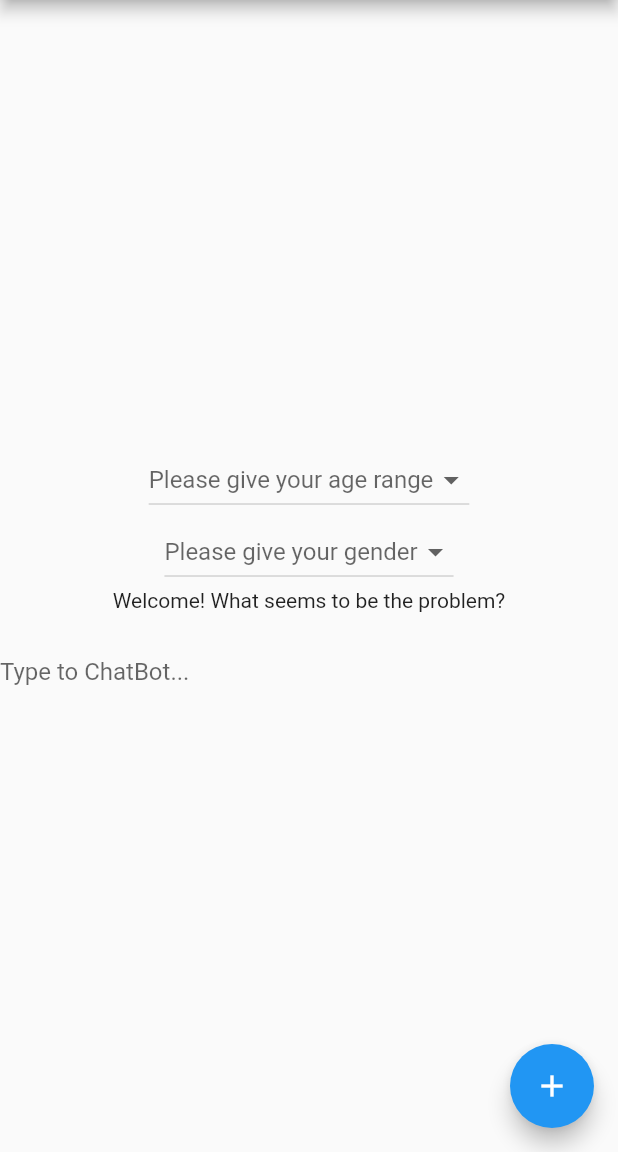
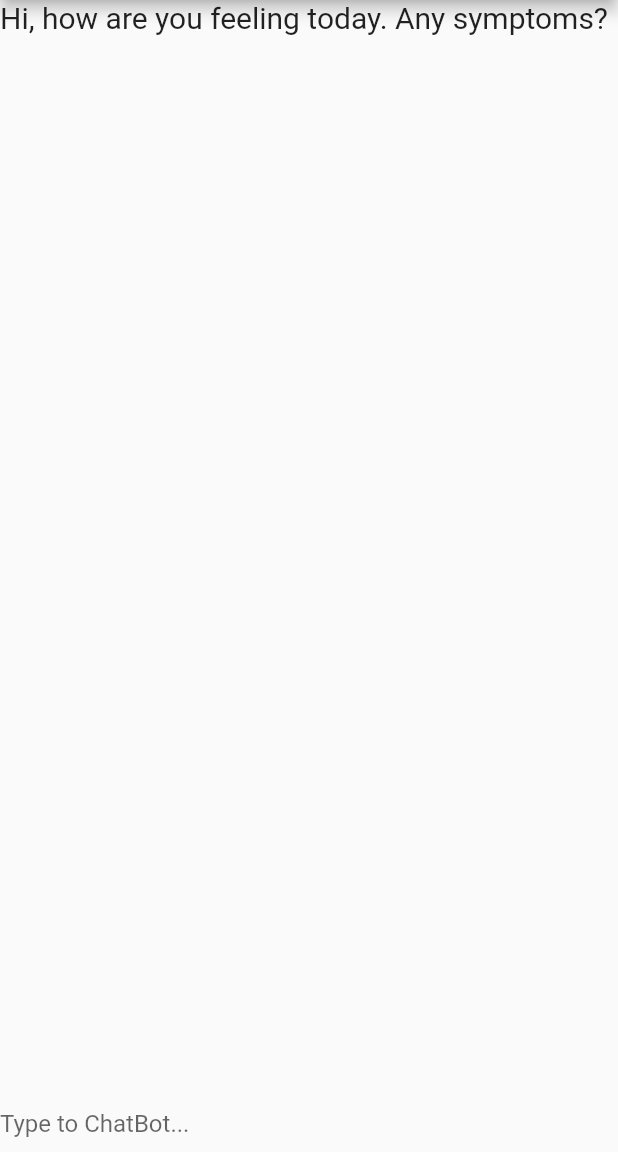
Before and after one commit to raxosiris/healthcare_app, a Flutter app: the screen it shows after launch, on a phone screen of 412 x 824 dp, the part 84-1236 px from its top. Run offline on Flutter 3.47's test engine with Material 2 defaults, Android fonts, the phone set to English and light mode, and no system bars.

Commit message:
#added chat list #added input field

```diff
--- a/lib/main.dart
+++ b/lib/main.dart
@@ -34,6 +34,14 @@ class _MyHomePageState extends State<MyHomePage> {
   var chatHistory = "Welcome! What seems to be the problem?\n";
   var approxAge = 50;
   var gender = Gender.MALE;
+  List<Widget> widgetList = List();
+
+  @override
+  void initState() {
+    super.initState();
+
+    widgetList.add(botText('Hi, how are you feeling today. Any symptoms?'));
+  }
 
   @override
   void dispose() {
@@ -41,11 +49,50 @@ class _MyHomePageState extends State<MyHomePage> {
     super.dispose();
   }
 
+  Widget botText(String message) {
+    return Container(
+        child: Text(
+      message,
+      style: TextStyle(fontSize: 20.0),
+    ));
+  }
+
+  Widget userText(String message) {
+    return Container(
+        child: Text(
+      message,
+      style: TextStyle(fontSize: 20.0),
+      textAlign: TextAlign.right,
+    ));
+  }
+
   @override
   Widget build(BuildContext context) {
     return new Scaffold(
-        appBar: new AppBar(title: new Text(widget.title)),
-        body: new Center(
+      appBar: new AppBar(title: new Text(widget.title)),
+      body: Container(
+        child: Stack(
+          children: <Widget>[
+            Padding(
+              padding: const EdgeInsets.only(bottom: 20.0),
+              child: ListView(
+                children: widgetList,
+              ),
+            ),
+            Align(
+              alignment: Alignment.bottomCenter,
+              child: Container(
+                height: 20.0,
+                child: TextField(
+                    decoration: InputDecoration(
+                        border: InputBorder.none, hintText: 'Type to ChatBot...'),
+                    controller: typeController),
+              ),
+            )
+          ],
+        ),
+      ),
+      /*new Center(
             child: Column(
                 mainAxisAlignment: MainAxisAlignment.center,
                 children: <Widget>[
@@ -75,8 +122,8 @@ class _MyHomePageState extends State<MyHomePage> {
                   decoration: InputDecoration(
                       border: InputBorder.none, hintText: 'Type to ChatBot...'),
                   controller: typeController)
-            ])),
-        floatingActionButton: new FloatingActionButton(
+            ])),*/
+      /* floatingActionButton: new FloatingActionButton(
             onPressed: () // buggy :(
                 {
               final responder = Responder(2018 - approxAge, gender);
@@ -89,6 +136,7 @@ class _MyHomePageState extends State<MyHomePage> {
               });
             },
             tooltip: 'Increment',
-            child: new Icon(Icons.add)));
+            child: new Icon(Icons.add))*/
+    );
   }
 }
```
